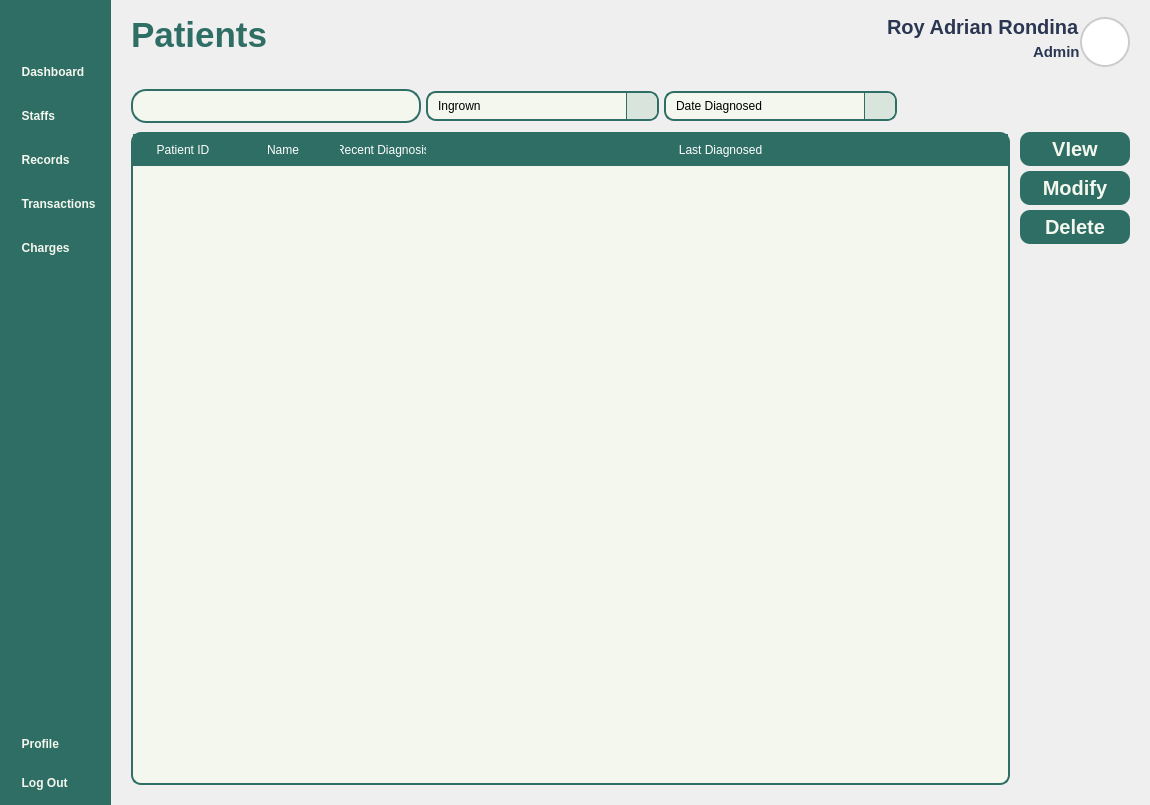
This is Views/Admin_Patients.ui in VinsmokeSanji69/COVACHA_CLINIC_SYSTEM as Qt 5 draws it before an edit. The edited form follows.
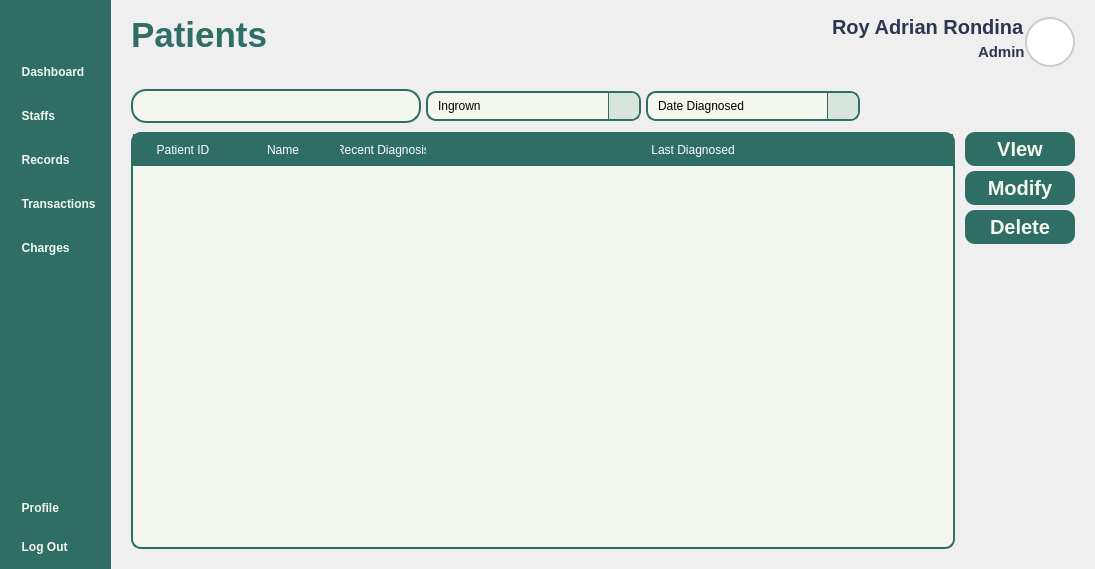
This is the edited form. Icons and pictures are not drawn.

What changed in the file:
```diff
--- a/Views/Admin_Patients.ui
+++ b/Views/Admin_Patients.ui
@@ -1,30 +1,15 @@
 <?xml version="1.0" encoding="UTF-8"?>
 <ui version="4.0">
- <class>MainWindow</class>
- <widget class="QMainWindow" name="MainWindow">
-  <property name="windowModality">
-   <enum>Qt::ApplicationModal</enum>
-  </property>
+ <class>Form</class>
+ <widget class="QWidget" name="Form">
   <property name="geometry">
    <rect>
     <x>0</x>
     <y>0</y>
-    <width>1150</width>
-    <height>805</height>
+    <width>1095</width>
+    <height>569</height>
    </rect>
   </property>
-  <property name="sizePolicy">
-   <sizepolicy hsizetype="Expanding" vsizetype="Expanding">
-    <horstretch>0</horstretch>
-    <verstretch>0</verstretch>
-   </sizepolicy>
-  </property>
-  <property name="baseSize">
-   <size>
-    <width>1150</width>
-    <height>805</height>
-   </size>
-  </property>
   <property name="windowTitle">
    <string>MainWindow</string>
   </property>
@@ -58,13 +43,6 @@
 
 </string>
   </property>
-  <widget class="QWidget" name="centralwidget">
-   <property name="sizePolicy">
-    <sizepolicy hsizetype="Expanding" vsizetype="Expanding">
-     <horstretch>0</horstretch>
-     <verstretch>0</verstretch>
-    </sizepolicy>
-   </property>
    <layout class="QHBoxLayout" name="horizontalLayout_4">
     <property name="spacing">
      <number>0</number>
@@ -763,7 +741,20 @@
                     <number>5</number>
                    </property>
                    <item>
-                    <widget class="QPushButton" name="Icon">
+                   <widget class="QLineEdit" name="Search">
+                    <property name="sizePolicy">
+                     <sizepolicy hsizetype="Expanding" vsizetype="Expanding">
+                      <horstretch>0</horstretch>
+                      <verstretch>0</verstretch>
+                     </sizepolicy>
+                    </property>
+                    <property name="text">
+                     <string/>
+                    </property>
+                   </widget>
+                  </item>
+                  <item>
+                   <widget class="QPushButton" name="SearchButton">
                      <property name="text">
                       <string/>
                      </property>
@@ -779,16 +770,6 @@
                      </property>
                     </widget>
                    </item>
-                   <item>
-                    <widget class="QLineEdit" name="Search">
-                     <property name="sizePolicy">
-                      <sizepolicy hsizetype="Expanding" vsizetype="Expanding">
-                       <horstretch>0</horstretch>
-                       <verstretch>0</verstretch>
-                      </sizepolicy>
-                     </property>
-                    </widget>
-                   </item>
                   </layout>
                  </widget>
                 </item>
@@ -948,8 +929,8 @@
                     <rect>
                      <x>0</x>
                      <y>0</y>
-                     <width>775</width>
-                     <height>637</height>
+                    <width>670</width>
+                    <height>397</height>
                     </rect>
                    </property>
                    <layout class="QVBoxLayout" name="verticalLayout_7">
@@ -1099,9 +1080,6 @@
      </widget>
     </item>
    </layout>
-   <zorder>MainBodyContainer</zorder>
-   <zorder>NavBar</zorder>
-  </widget>
  </widget>
  <resources>
   <include location="../Images/resources.qrc"/>
```
Left out of the diff: 30 changed lines with no effect on the pictures. Lines whose indentation alone changed are shown as unchanged.
